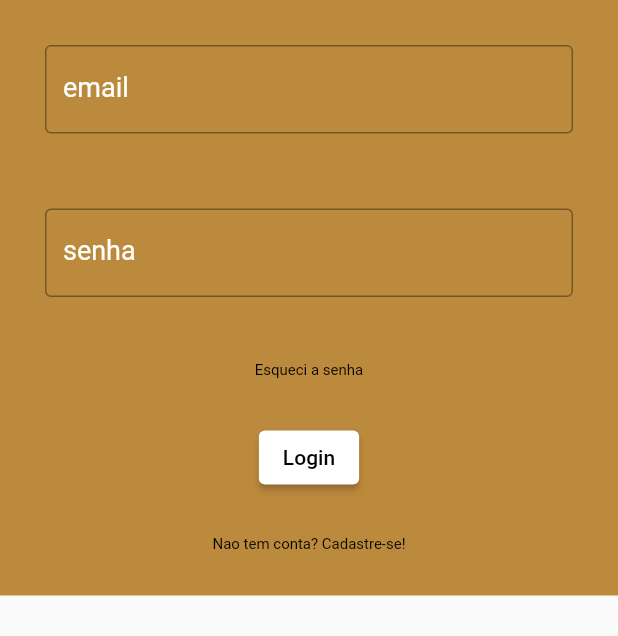
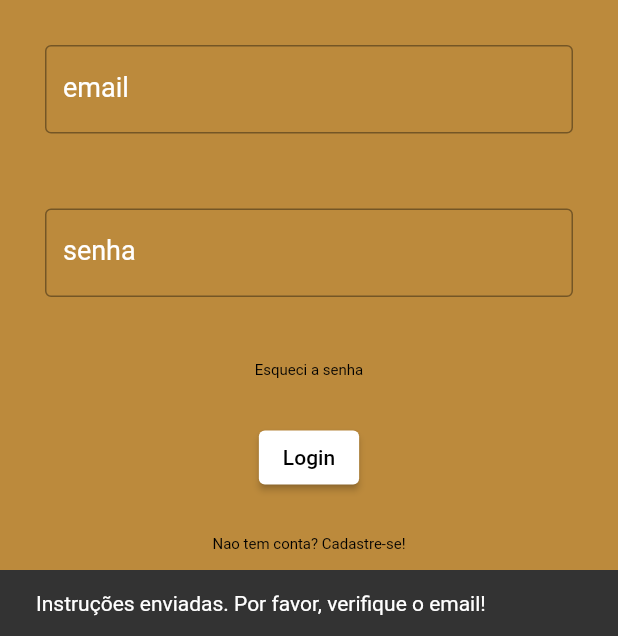
Before and after one commit to isadoradg/ProjetoPratico-app-, a Flutter app: the TelaEsqueciSenha screen opened by its route, after a tap on "Enviar instruções", on a phone screen of 412 x 824 dp, the part 600-1236 px from its top. Run offline on Flutter 3.47's test engine with Material 2 defaults, Android fonts, the light colour scheme and no system bars.

Commit message:
Insersão de um SnackBar para apresentar a mensagem de que foi enviado um email para recuperação de senha do usuário

```diff
--- a/app_projeto_pratico/lib/view/tela_esqueci_senha.dart
+++ b/app_projeto_pratico/lib/view/tela_esqueci_senha.dart
@@ -29,13 +29,11 @@ class _TelaEsqueciSenhaState extends State<TelaEsqueciSenha> {
             ),
 
             Center(
-              child: Text(
-                "Escreva o seu e-mail abaixo e enviamos \n        instruções para redefini-la.",
+              child: Text("Escreva o seu e-mail abaixo e enviamos \n        instruções para redefini-la.",
                 style: TextStyle(
                   fontSize: 20,
                 ),
               ),
-
             ),
 
             Container(// campo de insersão do nome
@@ -63,6 +61,11 @@ class _TelaEsqueciSenhaState extends State<TelaEsqueciSenha> {
               onPressed: () {
                 //verificar campos
                 Navigator.pop(context);
+                ScaffoldMessenger.of(context).showSnackBar(
+                  SnackBar(
+                    content: const Text('Instruções enviadas. Por favor, verifique o email!'),
+                  ),
+                );
               },
               child: const Text("Enviar instruções"),
             ),
@@ -74,6 +77,7 @@ class _TelaEsqueciSenhaState extends State<TelaEsqueciSenha> {
   }
 }
 
+/*
 alterarSenha(context){
   var txtEmail = TextEditingController();
 
@@ -107,3 +111,4 @@ alterarSenha(context){
     ],
   );
 }
+*/
```
